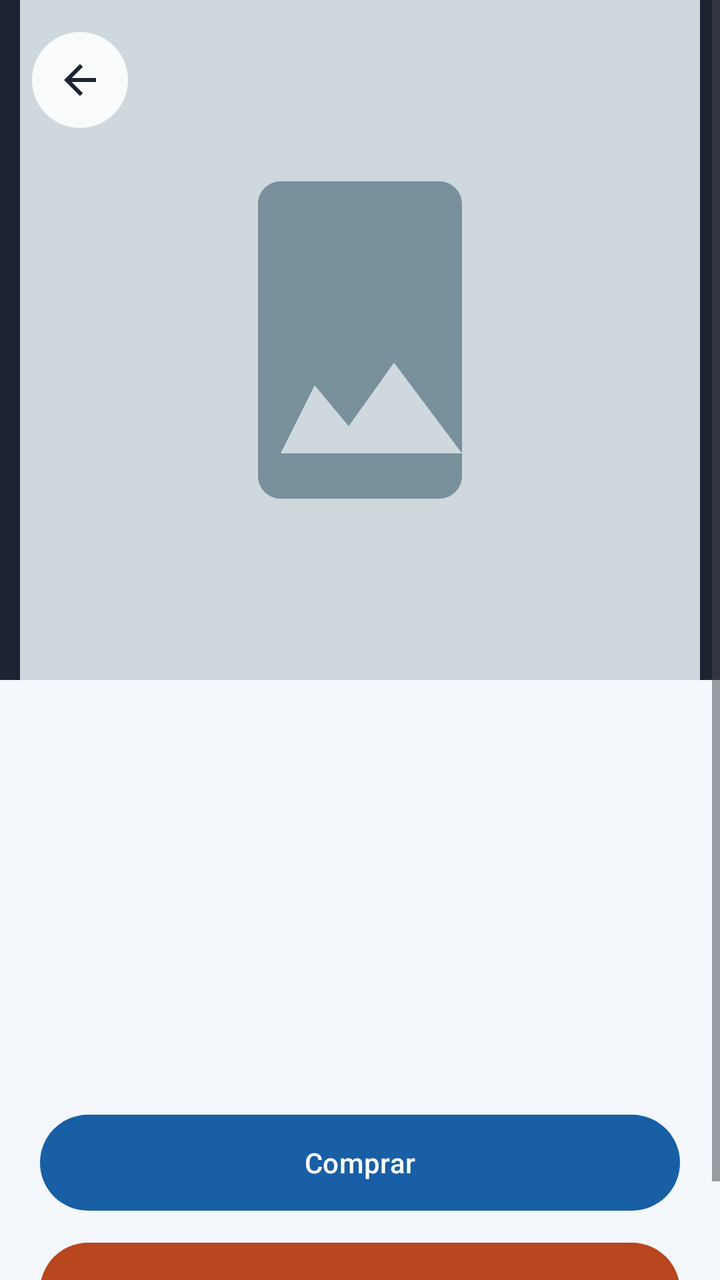
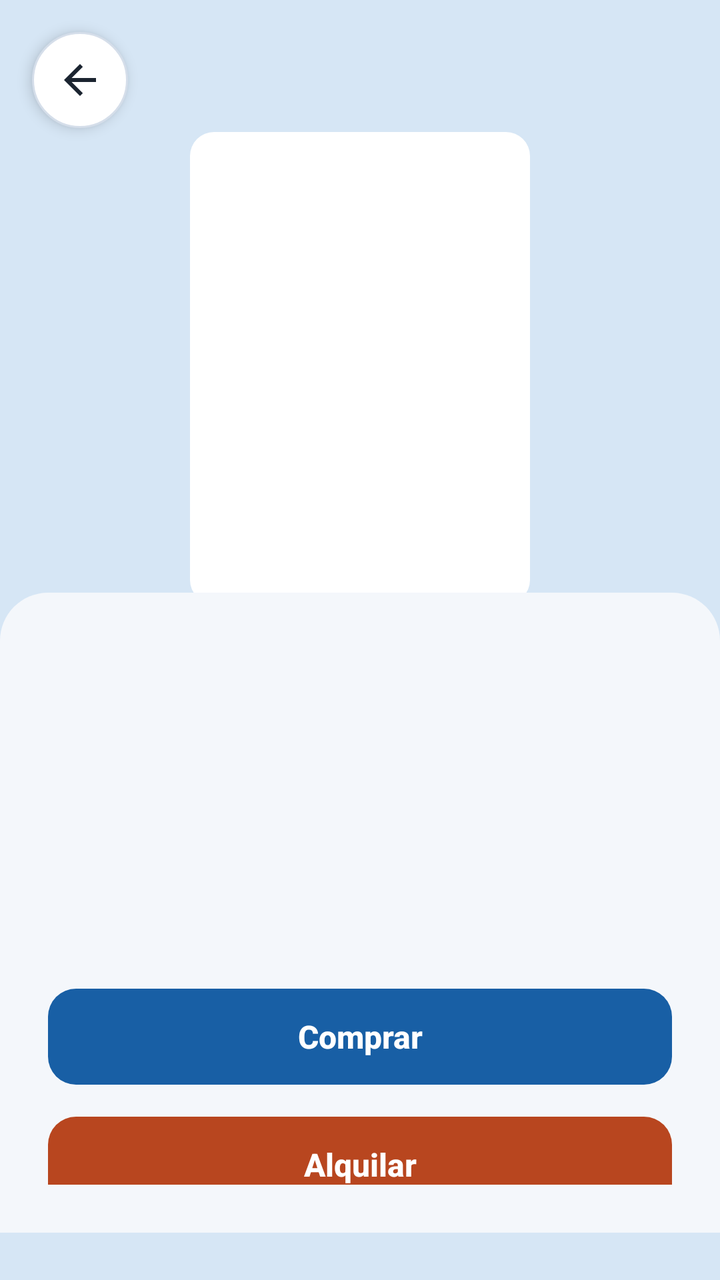

Compare the two renders of this Android layout. The source of the first and the diff that turns it into the second are given below.
<!-- AndroidManifest.xml: application theme Theme.Jokoa -->
<!-- res/layout/activity_detalle.xml -->
<?xml version="1.0" encoding="utf-8"?>
<FrameLayout xmlns:android="http://schemas.android.com/apk/res/android"
    xmlns:app="http://schemas.android.com/apk/res-auto"
    android:id="@+id/raiz"
    android:layout_width="match_parent"
    android:layout_height="match_parent">

    <ScrollView
        android:layout_width="match_parent"
        android:layout_height="match_parent"
        android:fillViewport="true">

        <LinearLayout
            android:layout_width="match_parent"
            android:layout_height="wrap_content"
            android:orientation="vertical">

            <ImageView
                android:id="@+id/ivImagen"
                android:layout_width="match_parent"
                android:layout_height="340dp"
                android:background="#1B2430"
                android:contentDescription="Imagen del producto"
                android:scaleType="fitCenter"
                android:src="@drawable/foto_placeholder" />

            <LinearLayout
                android:layout_width="match_parent"
                android:layout_height="wrap_content"
                android:orientation="vertical"
                android:padding="20dp">

                <TextView
                    android:id="@+id/tvNombre"
                    android:layout_width="match_parent"
                    android:layout_height="wrap_content"
                    android:textColor="@color/jokoa_texto"
                    android:textSize="26sp"
                    android:textStyle="bold" />

                <TextView
                    android:id="@+id/tvDetalle"
                    android:layout_width="match_parent"
                    android:layout_height="wrap_content"
                    android:layout_marginTop="4dp"
                    android:textSize="15sp" />

                <TextView
                    android:id="@+id/tvPrecio"
                    android:layout_width="wrap_content"
                    android:layout_height="wrap_content"
                    android:layout_marginTop="12dp"
                    android:textColor="@color/jokoa_azul"
                    android:textSize="28sp"
                    android:textStyle="bold" />

                <TextView
                    android:id="@+id/tvStock"
                    android:layout_width="wrap_content"
                    android:layout_height="wrap_content"
                    android:layout_marginTop="4dp"
                    android:textColor="@color/jokoa_coral_oscuro"
                    android:textStyle="bold" />

                <TextView
                    android:id="@+id/tvDescripcion"
                    android:layout_width="match_parent"
                    android:layout_height="wrap_content"
                    android:layout_marginTop="16dp"
                    android:lineSpacingExtra="4dp"
                    android:textColor="@color/jokoa_texto"
                    android:textSize="16sp" />

                <com.google.android.material.button.MaterialButton
                    android:id="@+id/btnComprar"
                    android:layout_width="match_parent"
                    android:layout_height="56dp"
                    android:layout_marginTop="24dp"
                    android:text="Comprar" />

                <com.google.android.material.button.MaterialButton
                    android:id="@+id/btnAlquilar"
                    android:layout_width="match_parent"
                    android:layout_height="56dp"
                    android:layout_marginTop="8dp"
                    android:text="Alquilar"
                    app:backgroundTint="@color/jokoa_coral_oscuro" />
            </LinearLayout>
        </LinearLayout>
    </ScrollView>

    <ImageButton
        android:id="@+id/btnAtras"
        android:layout_width="48dp"
        android:layout_height="48dp"
        android:layout_margin="16dp"
        android:background="@drawable/bg_boton_atras"
        android:contentDescription="Volver"
        android:src="@drawable/ic_atras" />
</FrameLayout>
<!-- resources referenced by this layout -->
<resources>
  <!-- drawable bg_boton_atras (drawable) -->
  <?xml version="1.0" encoding="utf-8"?>
  <shape xmlns:android="http://schemas.android.com/apk/res/android" android:shape="oval">
      <solid android:color="#E6FFFFFF" />
  </shape>
  <!-- drawable foto_placeholder (drawable) -->
  <?xml version="1.0" encoding="utf-8"?>
  <vector xmlns:android="http://schemas.android.com/apk/res/android"
      android:width="120dp"
      android:height="120dp"
      android:viewportWidth="120"
      android:viewportHeight="120">
      <path
          android:fillColor="#FFCFD8DC"
          android:pathData="M0,0h120v120h-120z" />
      <path
          android:fillColor="#FF78909C"
          android:pathData="M78,84V36c0,-2.2 -1.8,-4 -4,-4H46c-2.2,0 -4,1.8 -4,4v48c0,2.2 1.8,4 4,4h28c2.2,0 4,-1.8 4,-4zM52,68l6,7.2L66,64l12,16H46l6,-12z" />
  </vector>
  <style name="Base.Theme.Jokoa" parent="Theme.Material3.Light.NoActionBar">
          <item name="colorPrimary">@color/jokoa_azul</item>
          <item name="colorOnPrimary">@android:color/white</item>
          <item name="colorSecondary">@color/jokoa_coral_oscuro</item>
          <item name="colorOnSecondary">@android:color/white</item>
          <item name="colorSecondaryContainer">@color/jokoa_azul_claro</item>
          <item name="colorOnSecondaryContainer">@color/jokoa_azul</item>
          <item name="android:windowBackground">@color/jokoa_fondo</item>
          <item name="android:textColorPrimary">@color/jokoa_texto</item>
      </style>
  <!-- unchanged entries left out for length: 7 -->
</resources>

<!-- the commit's change to res/layout/activity_detalle.xml (unified diff, before → after) -->
@@ -1,9 +1,9 @@
 <?xml version="1.0" encoding="utf-8"?>
-<FrameLayout xmlns:android="http://schemas.android.com/apk/res/android"
-    xmlns:app="http://schemas.android.com/apk/res-auto"
+<FrameLayout xmlns:android="http://schemas.android.com/apk/res/android" xmlns:app="http://schemas.android.com/apk/res-auto" xmlns:tools="http://schemas.android.com/tools"
     android:id="@+id/raiz"
     android:layout_width="match_parent"
-    android:layout_height="match_parent">
+    android:layout_height="match_parent"
+    android:background="@color/jokoa_azul_claro">
 
     <ScrollView
         android:layout_width="match_parent"
@@ -12,55 +12,70 @@
 
         <LinearLayout
             android:layout_width="match_parent"
-            android:layout_height="wrap_content"
+            android:layout_height="match_parent"
             android:orientation="vertical">
 
-            <ImageView
-                android:id="@+id/ivImagen"
+            <FrameLayout
                 android:layout_width="match_parent"
-                android:layout_height="340dp"
-                android:background="#1B2430"
-                android:contentDescription="Imagen del producto"
-                android:scaleType="fitCenter"
-                android:src="@drawable/foto_placeholder" />
+                android:layout_height="320dp">
+
+                <com.google.android.material.imageview.ShapeableImageView
+                    android:id="@+id/ivImagen"
+                    android:layout_width="170dp"
+                    android:layout_height="236dp"
+                    android:layout_gravity="center"
+                    android:layout_marginTop="24dp"
+                    android:background="@color/jokoa_superficie"
+                    android:contentDescription="Imagen del producto"
+                    android:scaleType="centerCrop"
+                    app:shapeAppearanceOverlay="@style/FormaPortada" />
+            </FrameLayout>
 
             <LinearLayout
                 android:layout_width="match_parent"
-                android:layout_height="wrap_content"
+                android:layout_height="0dp"
+                android:layout_marginTop="-24dp"
+                android:layout_weight="1"
+                android:background="@drawable/bg_hoja_arriba"
                 android:orientation="vertical"
-                android:padding="20dp">
+                android:padding="24dp">
 
                 <TextView
                     android:id="@+id/tvNombre"
                     android:layout_width="match_parent"
                     android:layout_height="wrap_content"
                     android:textColor="@color/jokoa_texto"
-                    android:textSize="26sp"
-                    android:textStyle="bold" />
-
-                <TextView
-                    android:id="@+id/tvDetalle"
-                    android:layout_width="match_parent"
-                    android:layout_height="wrap_content"
-                    android:layout_marginTop="4dp"
-                    android:textSize="15sp" />
-
-                <TextView
-                    android:id="@+id/tvPrecio"
-                    android:layout_width="wrap_content"
-                    android:layout_height="wrap_content"
-                    android:layout_marginTop="12dp"
-                    android:textColor="@color/jokoa_azul"
                     android:textSize="28sp"
                     android:textStyle="bold" />
 
-                <TextView
-                    android:id="@+id/tvStock"
-                    android:layout_width="wrap_content"
+                <LinearLayout
+                    android:id="@+id/chips"
+                    android:layout_width="match_parent"
                     android:layout_height="wrap_content"
-                    android:layout_marginTop="4dp"
-                    android:textColor="@color/jokoa_coral_oscuro"
-                    android:textStyle="bold" />
+                    android:layout_marginTop="12dp"
+                    android:orientation="horizontal" />
+
+                <LinearLayout
+                    android:layout_width="match_parent"
+                    android:layout_height="wrap_content"
+                    android:layout_marginTop="16dp"
+                    android:gravity="center_vertical"
+                    android:orientation="horizontal">
+
+                    <TextView
+                        android:id="@+id/tvPrecio"
+                        android:layout_width="0dp"
+                        android:layout_height="wrap_content"
+                        android:layout_weight="1"
+                        android:textColor="@color/jokoa_azul"
+                        android:textSize="32sp"
+                        android:textStyle="bold" />
+
+                    <TextView
+                        android:id="@+id/tvStock"
+                        android:layout_width="wrap_content"
+                        android:layout_height="wrap_content" />
+                </LinearLayout>
 
                 <TextView
                     android:id="@+id/tvDescripcion"
@@ -71,20 +86,25 @@
                     android:textColor="@color/jokoa_texto"
                     android:textSize="16sp" />
 
+                <View
+                    android:layout_width="match_parent"
+                    android:layout_height="0dp"
+                    android:layout_weight="1" />
+
                 <com.google.android.material.button.MaterialButton
                     android:id="@+id/btnComprar"
                     android:layout_width="match_parent"
-                    android:layout_height="56dp"
+                    android:layout_height="wrap_content"
                     android:layout_marginTop="24dp"
                     android:text="Comprar" />
 
                 <com.google.android.material.button.MaterialButton
                     android:id="@+id/btnAlquilar"
+                    style="@style/Widget.Jokoa.Button.Coral"
                     android:layout_width="match_parent"
-                    android:layout_height="56dp"
+                    android:layout_height="wrap_content"
                     android:layout_marginTop="8dp"
-                    android:text="Alquilar"
-                    app:backgroundTint="@color/jokoa_coral_oscuro" />
+                    android:text="Alquilar" />
             </LinearLayout>
         </LinearLayout>
     </ScrollView>
@@ -96,5 +116,6 @@
         android:layout_margin="16dp"
         android:background="@drawable/bg_boton_atras"
         android:contentDescription="Volver"
+        android:elevation="4dp"
         android:src="@drawable/ic_atras" />
 </FrameLayout>
<!-- resource entries referenced after the edit -->
@@ -1,33 +1,170 @@
 <!-- resources referenced by this layout -->
 <resources>
+  <color name="jokoa_superficie">#FFFFFF</color>
   <!-- drawable bg_boton_atras (drawable) -->
   <?xml version="1.0" encoding="utf-8"?>
   <shape xmlns:android="http://schemas.android.com/apk/res/android" android:shape="oval">
-      <solid android:color="#E6FFFFFF" />
+      <solid android:color="@color/jokoa_superficie" />
+      <stroke android:width="1dp" android:color="@color/jokoa_borde" />
   </shape>
-  <!-- drawable foto_placeholder (drawable) -->
+  <!-- drawable bg_hoja_arriba (drawable) -->
   <?xml version="1.0" encoding="utf-8"?>
-  <vector xmlns:android="http://schemas.android.com/apk/res/android"
-      android:width="120dp"
-      android:height="120dp"
-      android:viewportWidth="120"
-      android:viewportHeight="120">
-      <path
-          android:fillColor="#FFCFD8DC"
-          android:pathData="M0,0h120v120h-120z" />
-      <path
-          android:fillColor="#FF78909C"
-          android:pathData="M78,84V36c0,-2.2 -1.8,-4 -4,-4H46c-2.2,0 -4,1.8 -4,4v48c0,2.2 1.8,4 4,4h28c2.2,0 4,-1.8 4,-4zM52,68l6,7.2L66,64l12,16H46l6,-12z" />
-  </vector>
+  <shape xmlns:android="http://schemas.android.com/apk/res/android" android:shape="rectangle">
+      <solid android:color="@color/jokoa_fondo" />
+      <corners
+          android:topLeftRadius="24dp"
+          android:topRightRadius="24dp" />
+  </shape>
+  <style name="FormaPortada">
+          <item name="cornerFamily">rounded</item>
+          <item name="cornerSize">12dp</item>
+      </style>
+  <style name="Widget.Jokoa.Button.Coral">
+          <item name="backgroundTint">@color/boton_coral_fondo</item>
+      </style>
+  <color name="jokoa_borde">#D5DEEA</color>
   <style name="Base.Theme.Jokoa" parent="Theme.Material3.Light.NoActionBar">
           <item name="colorPrimary">@color/jokoa_azul</item>
           <item name="colorOnPrimary">@android:color/white</item>
+          <item name="colorPrimaryContainer">@color/jokoa_azul_claro</item>
+          <item name="colorOnPrimaryContainer">@color/jokoa_azul_noche</item>
           <item name="colorSecondary">@color/jokoa_coral_oscuro</item>
           <item name="colorOnSecondary">@android:color/white</item>
           <item name="colorSecondaryContainer">@color/jokoa_azul_claro</item>
-          <item name="colorOnSecondaryContainer">@color/jokoa_azul</item>
+          <item name="colorOnSecondaryContainer">@color/jokoa_azul_noche</item>
+          <item name="colorTertiaryContainer">@color/jokoa_coral_tenue</item>
+          <item name="colorOnTertiaryContainer">@color/jokoa_coral_oscuro</item>
+          <item name="colorSurface">@color/jokoa_superficie</item>
+          <item name="colorOnSurface">@color/jokoa_texto</item>
+          <item name="colorOnSurfaceVariant">@color/jokoa_texto_2</item>
+          <item name="colorOutline">@color/jokoa_borde_campo</item>
+          <item name="colorOutlineVariant">@color/jokoa_borde</item>
+          <item name="colorError">@color/jokoa_coral_oscuro</item>
+          <item name="android:colorBackground">@color/jokoa_fondo</item>
           <item name="android:windowBackground">@color/jokoa_fondo</item>
           <item name="android:textColorPrimary">@color/jokoa_texto</item>
+          <item name="android:textColorSecondary">@color/jokoa_texto_2</item>
+          
+          <item name="elevationOverlayEnabled">false</item>
+  
+  
+          <item name="materialButtonStyle">@style/Widget.Jokoa.Button</item>
+          <item name="materialCardViewStyle">@style/Widget.Jokoa.Card</item>
+          <item name="textInputStyle">@style/Widget.Jokoa.TextInput</item>
+          <item name="bottomNavigationStyle">@style/Widget.Jokoa.BottomNav</item>
+          <item name="tabStyle">@style/Widget.Jokoa.Tabs</item>
+          <item name="materialAlertDialogTheme">@style/ThemeOverlay.Jokoa.Dialogo</item>
+      </style>
+  <color name="jokoa_azul_noche">#0F3F6E</color>
+  <color name="jokoa_coral_tenue">#FDEEE8</color>
+  <color name="jokoa_texto_2">#5B6B82</color>
+  <color name="jokoa_borde_campo">#6F7F96</color>
+  <style name="Widget.Jokoa.Button" parent="Widget.Material3.Button">
+          <item name="android:minHeight">56dp</item>
+          <item name="android:textSize">16sp</item>
+          <item name="android:textStyle">bold</item>
+          <item name="android:textAllCaps">false</item>
+          <item name="android:letterSpacing">0</item>
+          <item name="android:textColor">@color/boton_texto</item>
+          <item name="android:stateListAnimator">@animator/boton_pulsar</item>
+          <item name="backgroundTint">@color/boton_azul_fondo</item>
+          <item name="cornerRadius">14dp</item>
+          <item name="iconTint">@color/boton_texto</item>
+          <item name="iconGravity">textStart</item>
+          <item name="iconPadding">8dp</item>
+      </style>
+  <style name="Widget.Jokoa.Card" parent="Widget.Material3.CardView.Outlined">
+          <item name="cardBackgroundColor">@color/jokoa_superficie</item>
+          <item name="cardCornerRadius">16dp</item>
+          <item name="cardElevation">2dp</item>
+          <item name="strokeColor">@color/jokoa_borde</item>
+          <item name="strokeWidth">1dp</item>
+      </style>
+  <style name="Widget.Jokoa.TextInput" parent="Widget.Material3.TextInputLayout.OutlinedBox">
+          <item name="boxCornerRadiusTopStart">12dp</item>
+          <item name="boxCornerRadiusTopEnd">12dp</item>
+          <item name="boxCornerRadiusBottomStart">12dp</item>
+          <item name="boxCornerRadiusBottomEnd">12dp</item>
+          <item name="boxStrokeColor">@color/campo_borde</item>
+          <item name="boxStrokeErrorColor">@color/jokoa_coral_oscuro</item>
+          <item name="boxStrokeWidth">1dp</item>
+          <item name="boxStrokeWidthFocused">2dp</item>
+          <item name="hintTextColor">@color/campo_borde</item>
+          <item name="android:textColorHint">@color/jokoa_texto_2</item>
+          <item name="errorTextColor">@color/jokoa_coral_oscuro</item>
+          <item name="errorIconTint">@color/jokoa_coral_oscuro</item>
+          <item name="endIconTint">@color/jokoa_texto_2</item>
+      </style>
+  <style name="Widget.Jokoa.BottomNav" parent="Widget.Material3.BottomNavigationView">
+          <item name="backgroundTint">@color/jokoa_superficie</item>
+          <item name="itemIconTint">@color/nav_item</item>
+          <item name="itemTextColor">@color/nav_item</item>
+          <item name="itemActiveIndicatorStyle">@style/Widget.Jokoa.BottomNav.Indicador</item>
+          <item name="itemTextAppearanceActive">@style/TextoNavActivo</item>
+          <item name="itemTextAppearanceInactive">@style/TextoNav</item>
+          <item name="labelVisibilityMode">labeled</item>
+          <item name="elevation">0dp</item>
+      </style>
+  <style name="Widget.Jokoa.Tabs" parent="Widget.Material3.TabLayout">
+          <item name="tabIndicatorColor">@color/jokoa_coral</item>
+          <item name="tabIndicatorHeight">3dp</item>
+          <item name="tabSelectedTextColor">@color/jokoa_azul</item>
+          <item name="tabTextColor">@color/jokoa_texto_2</item>
+          <item name="tabTextAppearance">@style/TextoPestana</item>
+          <item name="tabMinWidth">0dp</item>
+          <item name="android:minHeight">48dp</item>
+      </style>
+  <style name="ThemeOverlay.Jokoa.Dialogo" parent="ThemeOverlay.Material3.MaterialAlertDialog">
+          <item name="alertDialogStyle">@style/MaterialAlertDialog.Jokoa</item>
+          <item name="materialAlertDialogTitleTextStyle">@style/MaterialAlertDialog.Jokoa.Titulo</item>
+          <item name="buttonBarPositiveButtonStyle">@style/Widget.Jokoa.Button.CompactoAzul</item>
+          <item name="buttonBarNegativeButtonStyle">@style/Widget.Jokoa.Button.Texto</item>
+          <item name="buttonBarNeutralButtonStyle">@style/Widget.Jokoa.Button.Texto</item>
+          <item name="android:backgroundDimAmount">0.55</item>
+          <item name="android:windowAnimationStyle">@style/Animacion.Jokoa.Dialogo</item>
+      </style>
+  <style name="Widget.Jokoa.BottomNav.Indicador" parent="Widget.Material3.BottomNavigationView.ActiveIndicator">
+          <item name="android:color">@color/jokoa_azul_claro</item>
+      </style>
+  <style name="TextoNavActivo" parent="TextoNav">
+          <item name="android:textColor">@color/jokoa_azul_noche</item>
+      </style>
+  <style name="TextoNav" parent="TextAppearance.Material3.LabelMedium">
+          <item name="android:textSize">12sp</item>
+          <item name="android:textStyle">bold</item>
+      </style>
+  <color name="jokoa_coral">#D85A30</color>
+  <style name="TextoPestana" parent="TextAppearance.Material3.TitleSmall">
+          <item name="android:textSize">16sp</item>
+          <item name="android:textStyle">bold</item>
+          <item name="textAllCaps">false</item>
+      </style>
+  <style name="MaterialAlertDialog.Jokoa" parent="MaterialAlertDialog.Material3">
+          <item name="shapeAppearance">@style/ShapeAppearance.Jokoa.Dialogo</item>
+          <item name="backgroundTint">@color/jokoa_superficie</item>
+      </style>
+  <style name="MaterialAlertDialog.Jokoa.Titulo" parent="MaterialAlertDialog.Material3.Title.Text">
+          <item name="android:textSize">20sp</item>
+          <item name="android:textStyle">normal</item>
+          <item name="android:textColor">@color/jokoa_texto</item>
+      </style>
+  <style name="Widget.Jokoa.Button.CompactoAzul">
+          <item name="android:minHeight">48dp</item>
+          <item name="android:textSize">15sp</item>
+      </style>
+  <style name="Widget.Jokoa.Button.Texto" parent="Widget.Material3.Button.TextButton">
+          <item name="android:minHeight">48dp</item>
+          <item name="android:textSize">16sp</item>
+          <item name="android:textStyle">bold</item>
+          <item name="android:textAllCaps">false</item>
+          <item name="android:textColor">@color/jokoa_azul</item>
+      </style>
+  <style name="Animacion.Jokoa.Dialogo" parent="@android:style/Animation.Dialog">
+          <item name="android:windowEnterAnimation">@anim/dialogo_entra</item>
+          <item name="android:windowExitAnimation">@anim/dialogo_sale</item>
+      </style>
+  <style name="ShapeAppearance.Jokoa.Dialogo" parent="ShapeAppearance.Material3.Corner.ExtraLarge">
+          <item name="cornerSize">16dp</item>
       </style>
   <!-- unchanged entries left out for length: 7 -->
 </resources>
